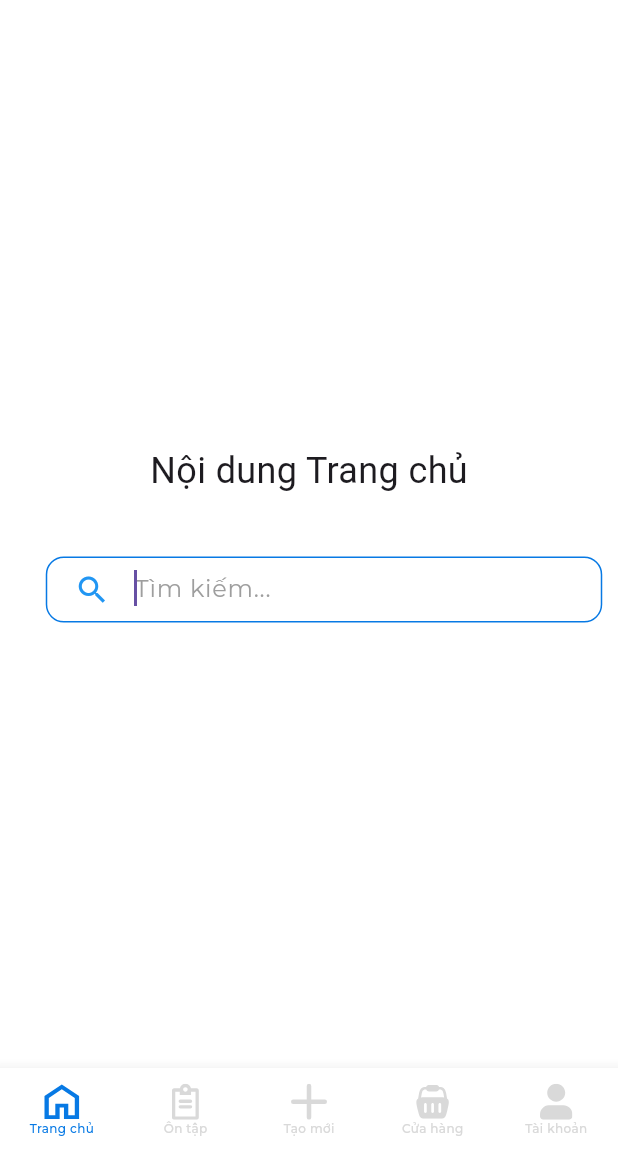
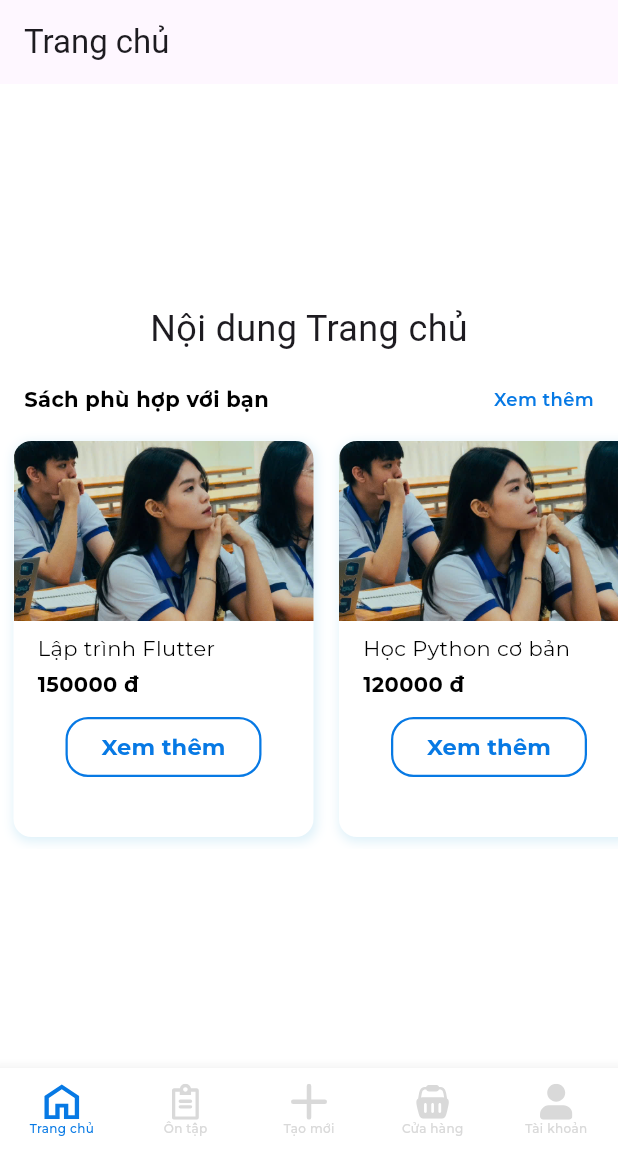
Before and after one commit to tubinguyen/Mobile-App, a Flutter app: the screen it shows after launch, on a phone screen of 412 x 824 dp, the part 84-1236 px from its top. Run offline on Flutter 3.47's test engine with Material 3 defaults, Android fonts, the phone set to English and light mode, and no system bars; our stand-ins replace flutter_svg; project files that could hold a hidden picture were left out.

Commit message:
chinh sua book list

```diff
--- a/app_tienganh/lib/views/cus/home_screen.dart
+++ b/app_tienganh/lib/views/cus/home_screen.dart
@@ -1,13 +1,15 @@
 import 'package:flutter/material.dart';
-import 'package:app_tienganh/widgets/search_bar.dart';
+import 'package:app_tienganh/widgets/book_list.dart';
 
 class HomeScreen extends StatelessWidget {
   final Function(int) onNavigate;
+
   const HomeScreen({super.key, required this.onNavigate});
 
   @override
   Widget build(BuildContext context) {
     return Scaffold(
+      appBar: AppBar(title: Text('Trang chủ')),
       body: Center(
         child: Column(
           mainAxisSize: MainAxisSize.min,
@@ -17,13 +19,10 @@ class HomeScreen extends StatelessWidget {
               style: TextStyle(fontSize: 24),
             ),
             const SizedBox(height: 20),
-            CustomSearchBar(), // Nếu cần thanh tìm kiếm thì bỏ comment dòng này
-            // BookList(),
-            // ShoppingCartItemFinal(imageName: 'assets/img/booktest.jpg', price: 15000, title: 'Tiếng Anh cơ bản', quantity: 5 ),
-            // OrderDetail(date: '19/5/2004', isReceived: true, imageName: 'assets/img/booktest.jpg', price: 15000, title: 'English', quantity: 5)
+            BookList(), // Gọi BookList đúng cách
           ],
         ),
-      )
+      ),
     );
   }
 }
--- a/app_tienganh/lib/widgets/book_in_list.dart
+++ b/app_tienganh/lib/widgets/book_in_list.dart
@@ -1,7 +1,6 @@
 import 'package:flutter/material.dart';
 import '../core/app_colors.dart';
-import 'package:app_tienganh/widgets/large_button.dart';
-
+import 'package:app_tienganh/widgets/large_button_secondary.dart';
 
 class BookInList extends StatelessWidget {
   final String id;
@@ -21,40 +20,35 @@ class BookInList extends StatelessWidget {
   Widget build(BuildContext context) {
     return Container(
       width: 200,
-      height: 245,
       margin: const EdgeInsets.all(8.0),
       decoration: BoxDecoration(
-        color: AppColors.highlightLight,
+        color: AppColors.background,
+        borderRadius: BorderRadius.circular(12),
         boxShadow: [
           BoxShadow(
-            color: AppColors.highlightLight,
-            blurRadius: 6,
-            spreadRadius: 2,
+            color: AppColors.blueLight,
+            blurRadius: 5,
+            spreadRadius: 1,
+            offset: const Offset(1, 2),
           ),
         ],
-        borderRadius: BorderRadius.circular(12),
-      ),
-      child: Card(
-        elevation: 5,
-        shape: RoundedRectangleBorder(
-          borderRadius: BorderRadius.circular(12),
       ),
       child: Column(
+        mainAxisSize: MainAxisSize.min,
         crossAxisAlignment: CrossAxisAlignment.start,
         children: [
-            // Hình ảnh bìa sách
           ClipRRect(
-              borderRadius: BorderRadius.vertical(top: Radius.circular(12)),
+            borderRadius: const BorderRadius.vertical(top: Radius.circular(12)),
             child: Image.asset(
               imageUrl,
               width: 200,
               height: 120,
-                fit: BoxFit.fill, // Hoặc thử BoxFit.contain nếu ảnh bị méo
+              fit: BoxFit.cover,
               errorBuilder: (context, error, stackTrace) {
                 return Container(
-                    width: 165,
-                    height: 94.67,
-                    color: AppColors.highlightLight, // Hiển thị màu xám nếu không load được ảnh
+                  width: 200,
+                  height: 120,
+                  color: AppColors.highlightLight,
                   child: Icon(Icons.broken_image, color: AppColors.hoverHighlightDarkest),
                 );
               },
@@ -62,52 +56,51 @@ class BookInList extends StatelessWidget {
           ),
 
           const SizedBox(height: 8.0),
-            // Tiêu đề sách
+
           Padding(
-              padding: const EdgeInsets.fromLTRB(16.0, 0, 5.0, 0),
+            padding: const EdgeInsets.symmetric(horizontal: 16.0),
             child: Text(
               title,
+              maxLines: 2,
+              overflow: TextOverflow.ellipsis,
               style: const TextStyle(
                 color: AppColors.textPrimary,
-
                 fontFamily: 'Montserrat',
-                  fontSize: 14),
+                fontSize: 14,
+              ),
             ),
           ),
 
           const SizedBox(height: 4.0),
-            // Giá sách
+
           Padding(
-              padding: const EdgeInsets.fromLTRB(16.0, 0, 8.0, 0),
+            padding: const EdgeInsets.symmetric(horizontal: 16.0),
             child: Text(
               '${price.toStringAsFixed(0)} đ',
               style: const TextStyle(
                 fontSize: 14,
                 fontWeight: FontWeight.bold,
                 fontFamily: 'Montserrat',
-                  color: AppColors.textPrimary,),
+                color: AppColors.textPrimary,
               ),
             ),
-            const SizedBox(height: 8.0),
-            // Nút "Xem thêm"
+          ),
+
+          const SizedBox(height: 12.0),
 
           Padding(
-              padding: const EdgeInsets.symmetric(horizontal: 5.0),
-              child: Align (
+            padding: const EdgeInsets.symmetric(horizontal: 8.0),
+            child: Align(
               alignment: Alignment.center,
-                  child: LargeButton(
+              child: LargeButtonSecondary(
                 text: 'Xem thêm',
-                  onTap: () {
-                    // Xử lý khi nhấn nút
-                  //navigate phải truyền biến id sách
-                  },
+                onTap: () {},
               ),
-              )
             ),
-            const SizedBox(height: 16.0),
+          ),
 
+          const SizedBox(height: 12.0),
         ],
-        ),
       ),
     );
   }
--- a/app_tienganh/lib/widgets/book_list.dart
+++ b/app_tienganh/lib/widgets/book_list.dart
@@ -8,29 +8,32 @@ class BookList extends StatelessWidget {
       id: '1',
       title: 'Lập trình Flutter',
       price: 150000,
-      imageUrl: 'assets/images/booktest.jpg',
+      imageUrl: 'assets/img/user.jpg',
     ),
     BookInList(
       id: '2',
       title: 'Học Python cơ bản',
       price: 120000,
-      imageUrl: 'assets/images/booktest.jpg',
+      imageUrl: 'assets/img/user.jpg',
     ),
     BookInList(
       id: '3',
       title: 'Data Science với Python',
       price: 180000,
-      imageUrl: 'assets/images/booktest.jpg',
+      imageUrl: 'assets/img/user.jpg',
     ),
   ];
+
   BookList({super.key});
 
   @override
   Widget build(BuildContext context) {
-    return Scaffold(
-      backgroundColor: AppColors.backgroundLight,
-      appBar: AppBar(
-        title: Row(
+    return Column(
+      crossAxisAlignment: CrossAxisAlignment.start,
+      children: [
+        Padding(
+          padding: const EdgeInsets.symmetric(horizontal: 16.0),
+          child: Row(
             children: [
               Text(
                 'Sách phù hợp với bạn',
@@ -38,36 +41,37 @@ class BookList extends StatelessWidget {
                   color: AppColors.textPrimary,
                   fontSize: 14,
                   fontWeight: FontWeight.bold,
+                  fontFamily: 'Montserrat',
                 ),
               ),
               Spacer(),
               GestureDetector(
                 onTap: () {
+                  // Hành động khi nhấn vào "Xem thêm"
                 },
                 child: Text(
                   'Xem thêm',
                   style: TextStyle(
                     color: AppColors.highlightDarkest,
                     fontSize: 12,
-                  fontWeight: FontWeight.w600, // Semi-bold
+                    fontWeight: FontWeight.w600,
+                    fontFamily: 'Montserrat',
                   ),
                 ),
               ),
             ],
           ),
         ),
-      body: Padding(
-              padding: const EdgeInsets.all(16.0),
-              child: SizedBox(
-                width: 250,
-                child: Expanded(  // Cho phép nội dung mở rộng tự nhiên mà không gây lỗi
+        const SizedBox(height: 10),
+        SizedBox(
+          height: 280,
           child: ListView.builder(
             scrollDirection: Axis.horizontal,
             itemCount: books.length,
             itemBuilder: (context, index) {
               final book = books[index];
               return Padding(
-                        padding: const EdgeInsets.only(right: 16.0),
+                padding: const EdgeInsets.only(left: 1),
                 child: BookInList(
                   id: book.id,
                   title: book.title,
@@ -78,8 +82,7 @@ class BookList extends StatelessWidget {
             },
           ),
         ),
-              ),
-            ),
+      ],
     );
   }
 }
```
Also changed, not shown: app_tienganh/lib/widgets/detail_order.dart (line endings or trailing spaces), app_tienganh/lib/widgets/shopping_cart_item_final.dart (line endings or trailing spaces). Lines whose indentation alone changed are shown as unchanged.
